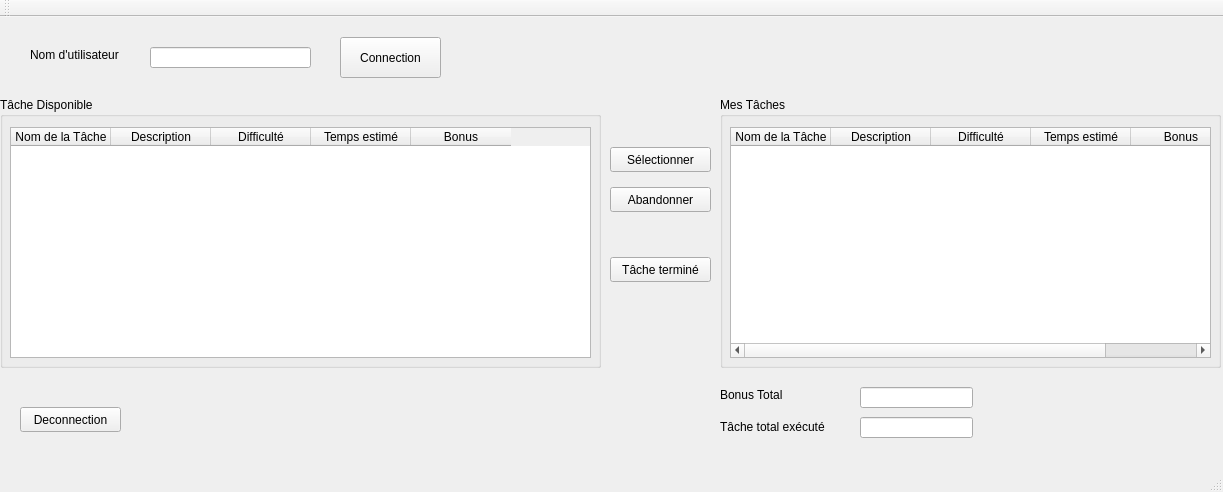
Above: client.ui from lehouxouelleta/cll12-GestionnaireAgile-Client before the change. Below: the same form after it.
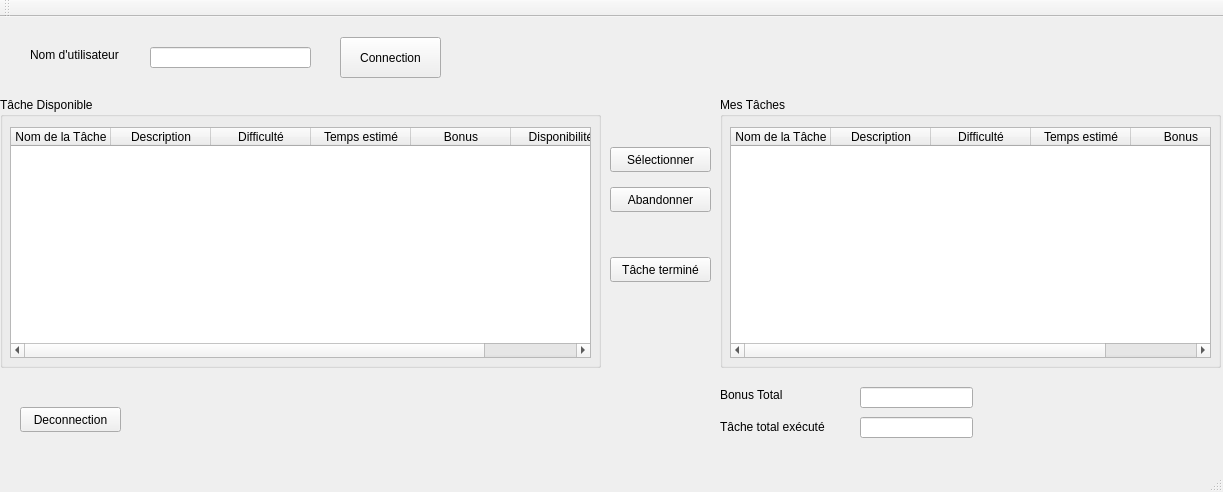
That is the form after the change.

Commit message: Impossible de sélectionner une tâche déjà sélectionné Un employé ne peut sélectionner une tâche déja sélectionné puisque le serveur identifie cette tâche comme en cours par un autre employé.Bug fix de enable et de disable de certains boutons et lorsqu'on sélectionne une tâche et qu'on l'abandonne. Impossibilité de cliqué sur plusieurs tâches (single selection).

```diff
--- a/client.ui
+++ b/client.ui
@@ -179,6 +179,11 @@
        <string>Bonus</string>
       </property>
      </column>
+     <column>
+      <property name="text">
+       <string>Disponibilité</string>
+      </property>
+     </column>
     </widget>
    </widget>
    <widget class="QLabel" name="lblBonusTotal">
```
Left out of the diff: 6 changed lines with no effect on the pictures. The commit also changes 4 other files.
